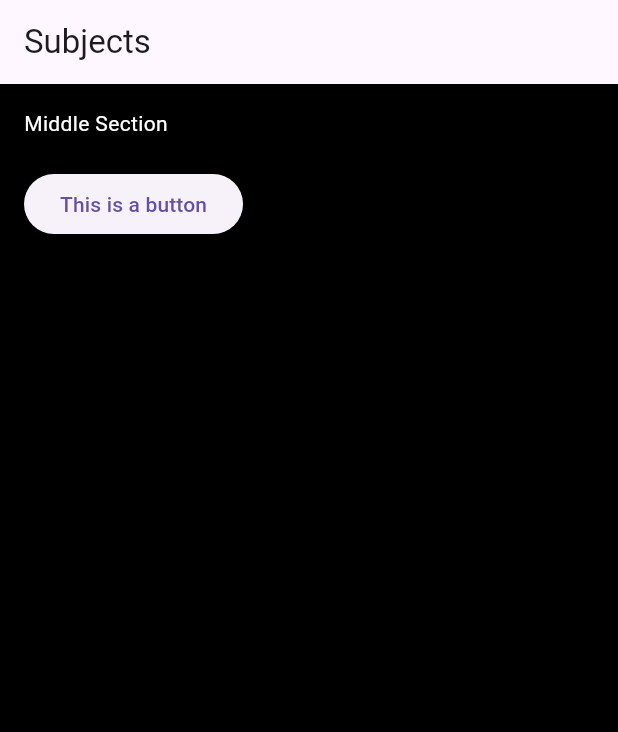
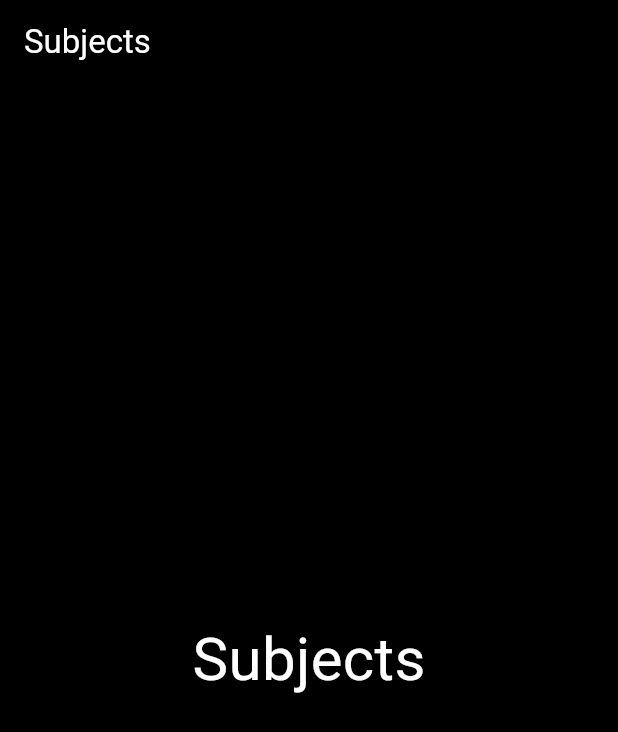
Before and after one commit to Smith-Pad/subjects, a Flutter app: the screen it shows after launch, on a phone screen of 412 x 824 dp. Shown: the top 732 px of the screen. Run offline on Flutter 3.47's test engine with Material 3 defaults, Android fonts, the phone set to English and light mode, and no system bars.

Commit message:
now that's better lol

```diff
--- a/_flutter/lib/main.dart
+++ b/_flutter/lib/main.dart
@@ -1,84 +1,71 @@
 import 'package:flutter/material.dart';
 
-// Global variables for UI customization
+// Define a class to manage global styles
 class GlobalStyles {
   static Color backgroundColor = Colors.black;
   static Color textColor = Colors.white;
-  static String topHeaderText = "Subjects";
-  static TextAlign topHeaderTextAlign = TextAlign.left;
+  static String textContent = 'Hello World';
+  static double textSize = 40.0;
 
-  // Update the global UI background color
-  static void setBackgroundColor(Color color) {
-    backgroundColor = color;
+  // Function to update UI colors
+  static void updateUiColors() {
+    backgroundColor = Colors.black;
+    textColor = Colors.white;
   }
 
-  // Update the global text color
-  static void setTextColor(Color color) {
-    textColor = color;
+  // Function to update header colors
+  static void updateHeaderColors() {
+    backgroundColor = Colors.black;
+    textColor = Colors.white;
   }
 
-  // Update the top header text
-  static void setTopHeaderText(String text) {
-    topHeaderText = text;
-  }
-
-  // Update the alignment of the top header text
-  static void setTopHeaderTextAlign(TextAlign textAlign) {
-    topHeaderTextAlign = textAlign;
+  // Function to update header content
+  static void updateHeaderContent() {
+    textContent = 'Subjects';
+    textSize = 40.0;
   }
 }
 
-// Main app widget
+void main() {
+  // Apply the initial setup
+  GlobalStyles.updateUiColors();
+  GlobalStyles.updateHeaderColors();
+  GlobalStyles.updateHeaderContent();
+
+  runApp(const MyApp());
+}
+
 class MyApp extends StatelessWidget {
+  const MyApp({super.key});
+
   @override
   Widget build(BuildContext context) {
-    return MaterialApp(
-      theme: ThemeData(
-        scaffoldBackgroundColor: GlobalStyles.backgroundColor,
-        textTheme: TextTheme(
-          bodyLarge: TextStyle(color: GlobalStyles.textColor),
+    return const MaterialApp(
+      home: HomeScreen(),
+    );
+  }
+}
+
+class HomeScreen extends StatelessWidget {
+  const HomeScreen({super.key});
+
+  @override
+  Widget build(BuildContext context) {
+    return Scaffold(
+      appBar: AppBar(
+        title: Text(
+          GlobalStyles.textContent,
+          style: TextStyle(color: GlobalStyles.textColor),
         ),
+        backgroundColor: GlobalStyles.backgroundColor,
       ),
-      home: Scaffold(
-        appBar: AppBar(
-          title: Text(
-            GlobalStyles.topHeaderText,
-            textAlign: GlobalStyles.topHeaderTextAlign,
-          ),
-        ),
-        body: Padding(
-          padding: const EdgeInsets.all(16.0),
-          child: Align(
-            alignment: Alignment.centerLeft, // Align the content to the left
-            child: Column(
-              crossAxisAlignment: CrossAxisAlignment.start, // Align children to the left
-              children: <Widget>[
-                Text(
-                  'Middle Section',
-                  style: TextStyle(color: GlobalStyles.textColor),
-                ),
-                const SizedBox(height: 20),
-                ElevatedButton(
-                  onPressed: () {
-                    // Button action
-                  },
-                  child: const Text('This is a button'),
-                ),
-              ],
-            ),
-          ),
+      backgroundColor: GlobalStyles.backgroundColor,
+      body: Center(
+        child: Text(
+          GlobalStyles.textContent,
+          style: TextStyle(color: GlobalStyles.textColor, fontSize: GlobalStyles.textSize),
         ),
       ),
     );
   }
 }
-
-void main() {
-  // You can update global styles before running the app
-  GlobalStyles.setBackgroundColor(Colors.black);
-  GlobalStyles.setTextColor(Colors.white);
-  GlobalStyles.setTopHeaderText("Subjects");
-  GlobalStyles.setTopHeaderTextAlign(TextAlign.left);
-
-  runApp(MyApp());
-}
```
Also changed, not shown: 1 other file.
